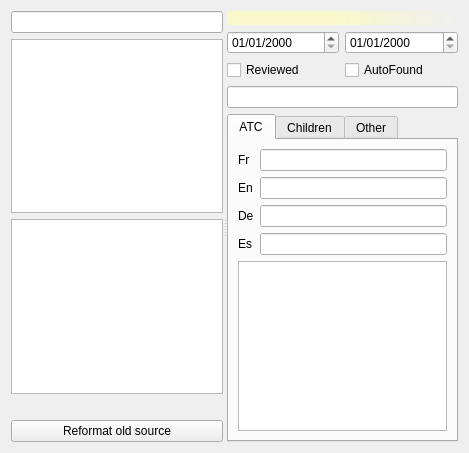
Old version of the form freetoolbox/plugins/interactiondb/interactoreditorwidget.ui in the repository FreeHealth/freehealth.
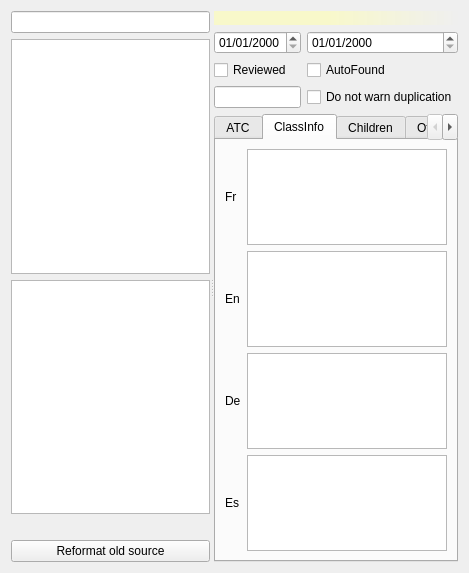
New version of the form. The open tabs and pages were chosen to show the change. Custom widgets are drawn as their Qt base class.

Commit message: FreeToolBox: - DrugInteractor : ignore duplication checkbox

```diff
--- a/freetoolbox/plugins/interactiondb/interactoreditorwidget.ui
+++ b/freetoolbox/plugins/interactiondb/interactoreditorwidget.ui
@@ -7,7 +7,7 @@
     <x>0</x>
     <y>0</y>
     <width>469</width>
-    <height>453</height>
+    <height>573</height>
    </rect>
   </property>
   <property name="windowTitle">
@@ -156,6 +156,53 @@
            </item>
           </layout>
          </widget>
+         <widget class="QWidget" name="tabClassInfo">
+          <attribute name="title">
+           <string>ClassInfo</string>
+          </attribute>
+          <layout class="QGridLayout" name="gridLayout_6">
+           <item row="0" column="0">
+            <widget class="QLabel" name="label_5">
+             <property name="text">
+              <string>Fr</string>
+             </property>
+            </widget>
+           </item>
+           <item row="0" column="1">
+            <widget class="QPlainTextEdit" name="classInfoFr"/>
+           </item>
+           <item row="1" column="0">
+            <widget class="QLabel" name="label_6">
+             <property name="text">
+              <string>En</string>
+             </property>
+            </widget>
+           </item>
+           <item row="1" column="1">
+            <widget class="QPlainTextEdit" name="classInfoEn"/>
+           </item>
+           <item row="2" column="0">
+            <widget class="QLabel" name="label_7">
+             <property name="text">
+              <string>De</string>
+             </property>
+            </widget>
+           </item>
+           <item row="2" column="1">
+            <widget class="QPlainTextEdit" name="classInfoDe"/>
+           </item>
+           <item row="3" column="0">
+            <widget class="QLabel" name="label_8">
+             <property name="text">
+              <string>Es</string>
+             </property>
+            </widget>
+           </item>
+           <item row="3" column="1">
+            <widget class="QPlainTextEdit" name="classInfoEs"/>
+           </item>
+          </layout>
+         </widget>
          <widget class="QWidget" name="tabChildren">
           <attribute name="title">
            <string>Children</string>
@@ -188,13 +235,20 @@
          </widget>
         </widget>
        </item>
-       <item row="4" column="0" colspan="2">
+       <item row="4" column="0">
         <widget class="QLineEdit" name="reference">
          <property name="toolTip">
           <string>Reference (default is FreeMedForms)</string>
          </property>
         </widget>
        </item>
+       <item row="4" column="1">
+        <widget class="QCheckBox" name="notWarnDuplicated">
+         <property name="text">
+          <string>Do not warn duplication</string>
+         </property>
+        </widget>
+       </item>
       </layout>
      </widget>
     </widget>
```
The commit also changes 5 other files.
